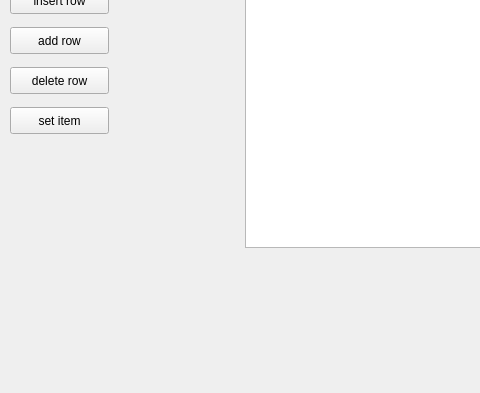
Old version of the form testQTableWidget/mainwindow.ui in the repository tiancai1912/xiba; both pictures show x 0 to 480 and y 130 to 523 of the 659 by 523 pixel window.
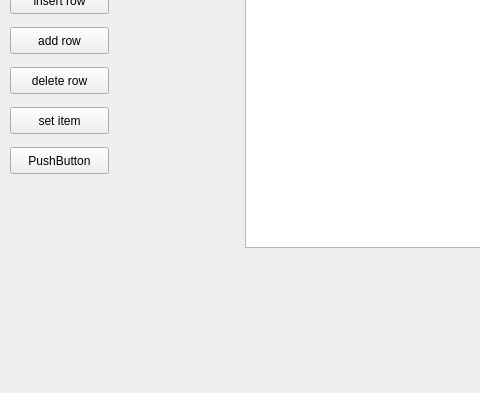
New version of the form.

```diff
--- a/testQTableWidget/mainwindow.ui
+++ b/testQTableWidget/mainwindow.ui
@@ -102,6 +102,19 @@
      <string>set item</string>
     </property>
    </widget>
+   <widget class="QPushButton" name="pushButton">
+    <property name="geometry">
+     <rect>
+      <x>10</x>
+      <y>260</y>
+      <width>99</width>
+      <height>27</height>
+     </rect>
+    </property>
+    <property name="text">
+     <string>PushButton</string>
+    </property>
+   </widget>
   </widget>
   <widget class="QMenuBar" name="menuBar">
    <property name="geometry">
```
